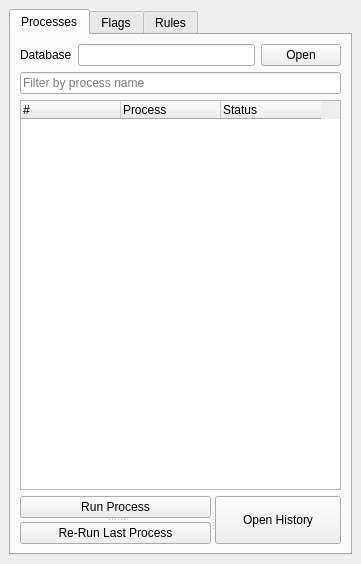
The window that ValidationTools/validation_toolbox.ui (dsgoficial/DsgTools) describes before a commit, drawn with Qt 5.
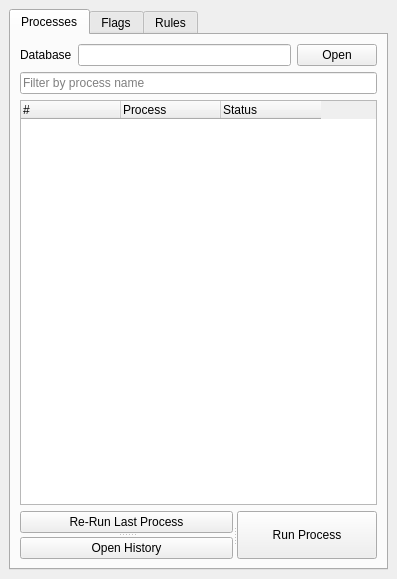
The same window after the commit. Custom widgets are drawn as their Qt base class.

Commit message: adjusting the buttons

What changed in the file:
```diff
--- a/ValidationTools/validation_toolbox.ui
+++ b/ValidationTools/validation_toolbox.ui
@@ -6,8 +6,8 @@
    <rect>
     <x>0</x>
     <y>0</y>
-    <width>361</width>
-    <height>564</height>
+    <width>397</width>
+    <height>579</height>
    </rect>
   </property>
   <property name="windowTitle">
@@ -89,26 +89,26 @@
            <property name="orientation">
             <enum>Qt::Vertical</enum>
            </property>
-           <widget class="QPushButton" name="runButton">
-            <property name="sizePolicy">
-             <sizepolicy hsizetype="MinimumExpanding" vsizetype="Fixed">
-              <horstretch>0</horstretch>
-              <verstretch>0</verstretch>
-             </sizepolicy>
-            </property>
-            <property name="text">
-             <string>Run Process</string>
-            </property>
-           </widget>
            <widget class="QPushButton" name="reRunButton">
             <property name="text">
              <string>Re-Run Last Process</string>
             </property>
            </widget>
+           <widget class="QPushButton" name="historyButton">
+            <property name="text">
+             <string>Open History</string>
+            </property>
+           </widget>
           </widget>
-          <widget class="QPushButton" name="historyButton">
+          <widget class="QPushButton" name="runButton">
+           <property name="sizePolicy">
+            <sizepolicy hsizetype="MinimumExpanding" vsizetype="Fixed">
+             <horstretch>0</horstretch>
+             <verstretch>0</verstretch>
+            </sizepolicy>
+           </property>
            <property name="text">
-            <string>Open History</string>
+            <string>Run Process</string>
            </property>
           </widget>
          </widget>
```
